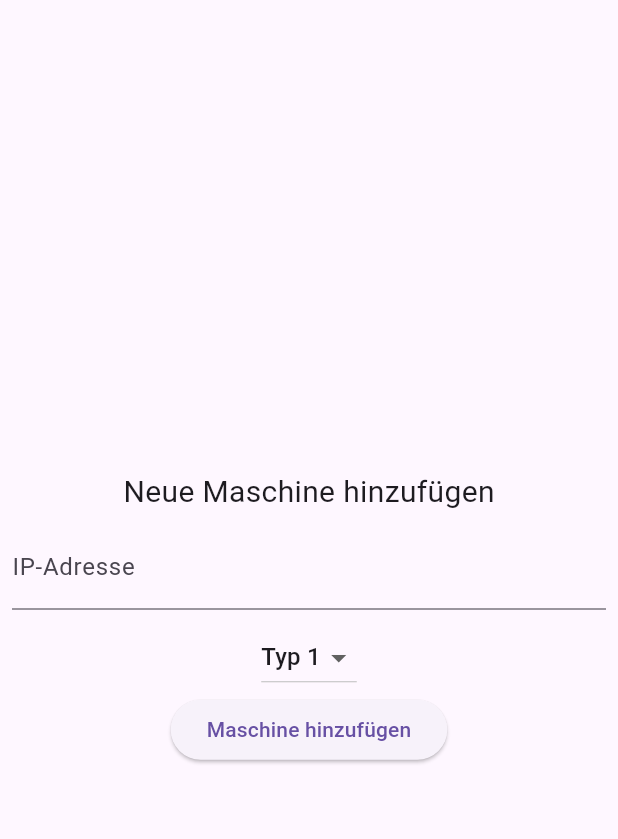
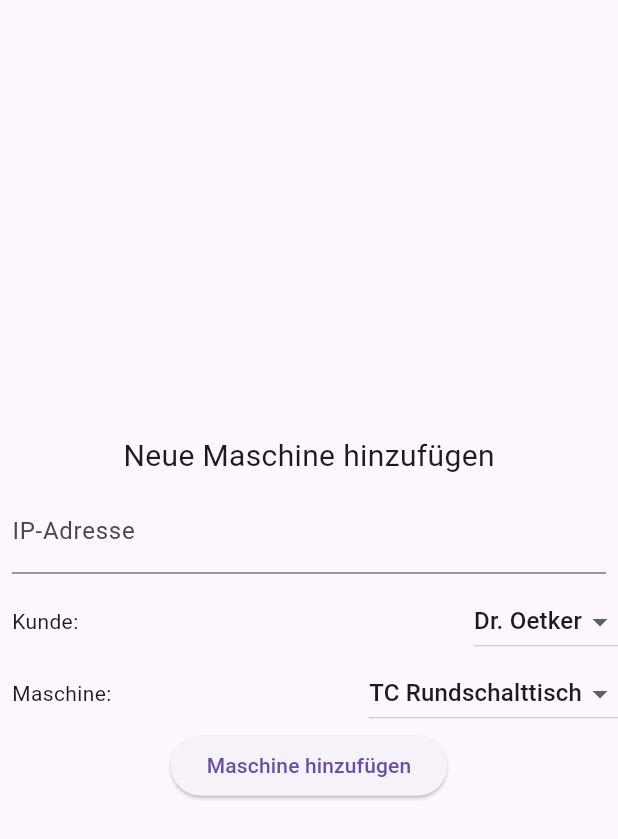
Before and after one commit to MarcDietmann/weiss, a Flutter app: the MyWidget widget shown alone on an empty page, opened directly, on a phone screen of 412 x 824 dp. Shown: the top 839 px of the screen. Run offline on Flutter 3.47's test engine with Material 2 defaults, Android fonts, the light colour scheme and no system bars; our stand-ins replace connectivity_plus, syncfusion_flutter_charts, typed_data; missing offline and left inert: mqtt_client, open_settings, qr_code_scanner.

Commit message:
rudimentäres hinzufügen der maschinen möglich

```diff
--- a/lib/machine_provider.dart
+++ b/lib/machine_provider.dart
@@ -1,3 +1,4 @@
+
 import 'package:flutter/cupertino.dart';
 import 'package:weiss_app/machine_detail_screen.dart';
 
@@ -5,7 +6,7 @@ class MachineData extends ChangeNotifier{
   List<Widget> machines = [TCMachineCard(onDetailScreen: false,)];
   bool isAdding = false;
 
-  void startAdding(){
+  void startAdding() {
     isAdding = true;
     notifyListeners();
   }
@@ -15,6 +16,5 @@ class MachineData extends ChangeNotifier{
     isAdding= false;
     notifyListeners();
     print(machines);
-
   }
 }
--- a/lib/overview_screen.dart
+++ b/lib/overview_screen.dart
@@ -1,15 +1,17 @@
-import 'package:flutter/cupertino.dart';
 import 'package:flutter/material.dart';
-import 'package:flutter/services.dart';
 import 'package:provider/provider.dart';
 import 'package:weiss_app/2022/constants.dart';
-import 'package:weiss_app/machine_detail_screen.dart';
 import 'package:weiss_app/machine_provider.dart';
 import 'package:weiss_app/widgets/rounded_container.dart';
 
-class OverviewScreen extends StatelessWidget {
-  const OverviewScreen({Key? key}) : super(key: key);
+class OverviewScreen extends StatefulWidget {
+  OverviewScreen({Key? key}) : super(key: key);
 
+  @override
+  State<OverviewScreen> createState() => _OverviewScreenState();
+}
+
+class _OverviewScreenState extends State<OverviewScreen> {
   @override
   Widget build(BuildContext context) {
     return Scaffold(
@@ -108,7 +110,8 @@ class MyWidget extends StatefulWidget {
 
 class _MyWidgetState extends State<MyWidget> {
   final TextEditingController _ipAddressController = TextEditingController();
-  String _machineType = 'Typ 1';
+  String _machineType = 'TC Rundschalttisch';
+  String _customer ="Dr. Oetker";
 
   void _addMachine() {
     final String ipAddress = _ipAddressController.text;
@@ -136,9 +139,41 @@ class _MyWidgetState extends State<MyWidget> {
             decoration: InputDecoration(labelText: 'IP-Adresse'),
           ),
         ),
+
+        Row(
+          mainAxisAlignment: MainAxisAlignment.spaceBetween,
+          children: [
+            Padding(
+              padding: const EdgeInsets.all(8.0),
+              child: Text("Kunde: "),
+            ),
+            DropdownButton<String>(
+              value: _customer,
+              items: ['Dr. Oetker', 'Wagner', 'Kunde 3', 'Kunde 4'].map((String value) {
+                return DropdownMenuItem<String>(
+                  value: value,
+                  child: Text(value),
+                );
+              }).toList(),
+              onChanged: (String? newValue) {
+                setState(() {
+                  _customer = newValue!;
+                });
+              },
+            ),
+          ],
+        ),
+        Row(
+          mainAxisAlignment: MainAxisAlignment.spaceBetween,
+
+          children: [
+            Padding(
+              padding: const EdgeInsets.all(8.0),
+              child: Text("Maschine: "),
+            ),
             DropdownButton<String>(
               value: _machineType,
-          items: ['Typ 1', 'Typ 2', 'Typ 3', 'Typ 4'].map((String value) {
+              items: ['TC Rundschalttisch', 'Maschine 2', 'Maschine 3', 'Maschine 4'].map((String value) {
                 return DropdownMenuItem<String>(
                   value: value,
                   child: Text(value),
@@ -147,10 +182,10 @@ class _MyWidgetState extends State<MyWidget> {
               onChanged: (String? newValue) {
                 setState(() {
                   _machineType = newValue!;
-              // Aktualisieren Sie den Bildpfad basierend auf dem ausgewählten Maschinentyp
-              // _imagePath = ...;
                 });
               },
+            ),
+          ],
         ),
         ElevatedButton(
           onPressed: _addMachine,
```
Also changed, not shown: lib/machine_detail_screen.dart (+54 -22 lines). Lines whose indentation alone changed are shown as unchanged.
